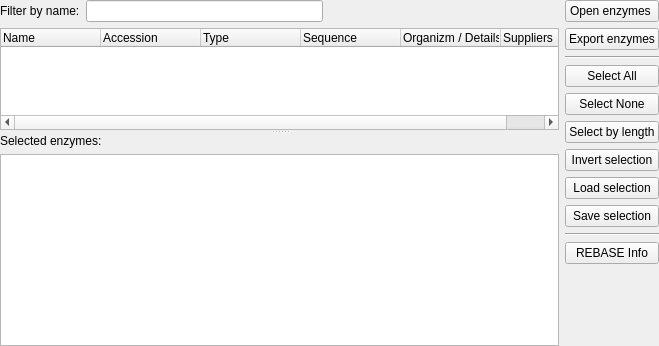
violethaze74/ugene, file src/plugins/enzymes/src/EnzymesSelectorWidget.ui: the form before one commit.
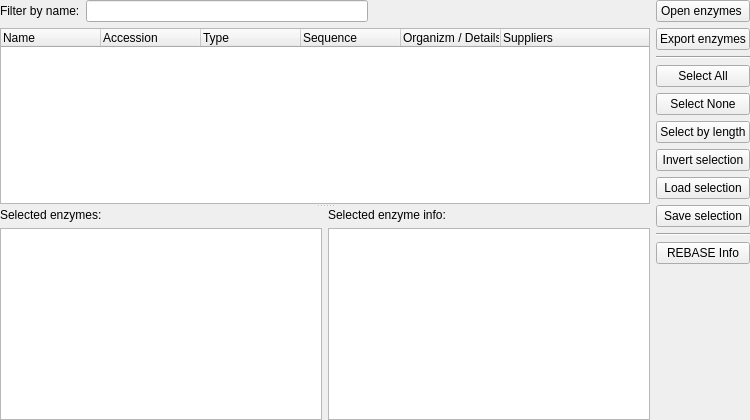
The form after the commit.

What changed in the file:
```diff
--- a/src/plugins/enzymes/src/EnzymesSelectorWidget.ui
+++ b/src/plugins/enzymes/src/EnzymesSelectorWidget.ui
@@ -6,8 +6,8 @@
    <rect>
     <x>0</x>
     <y>0</y>
-    <width>659</width>
-    <height>346</height>
+    <width>750</width>
+    <height>420</height>
    </rect>
   </property>
   <property name="sizePolicy">
@@ -19,15 +19,21 @@
   <property name="windowTitle">
    <string>Select enzymes</string>
   </property>
-  <layout class="QHBoxLayout" name="horizontalLayout_2">
-   <property name="sizeConstraint">
-    <enum>QLayout::SetMinAndMaxSize</enum>
+  <layout class="QHBoxLayout" name="horizontalLayout_3">
+   <property name="leftMargin">
+    <number>0</number>
    </property>
-   <property name="margin" stdset="0">
+   <property name="topMargin">
+    <number>0</number>
+   </property>
+   <property name="rightMargin">
+    <number>0</number>
+   </property>
+   <property name="bottomMargin">
     <number>0</number>
    </property>
    <item>
-    <layout class="QVBoxLayout" name="verticalLayout_2">
+    <layout class="QVBoxLayout" name="verticalLayout_4">
      <item>
       <layout class="QHBoxLayout" name="horizontalLayout">
        <item>
@@ -57,12 +63,6 @@
      </item>
      <item>
       <widget class="QSplitter" name="splitter">
-       <property name="sizePolicy">
-        <sizepolicy hsizetype="MinimumExpanding" vsizetype="Expanding">
-         <horstretch>0</horstretch>
-         <verstretch>0</verstretch>
-        </sizepolicy>
-       </property>
        <property name="orientation">
         <enum>Qt::Vertical</enum>
        </property>
@@ -107,8 +107,10 @@
          </property>
         </column>
        </widget>
-       <widget class="QWidget" name="layoutWidget_2">
-        <layout class="QVBoxLayout" name="verticalLayout">
+       <widget class="QWidget" name="layoutWidget">
+        <layout class="QHBoxLayout" name="horizontalLayout_2">
+         <item>
+          <layout class="QVBoxLayout" name="verticalLayout_2">
          <item>
           <widget class="QLabel" name="label">
            <property name="text">
@@ -121,7 +123,39 @@
            <property name="verticalScrollBarPolicy">
             <enum>Qt::ScrollBarAsNeeded</enum>
            </property>
-          </widget>
+             <property name="readOnly">
+              <bool>true</bool>
+             </property>
+            </widget>
+           </item>
+          </layout>
+         </item>
+         <item>
+          <layout class="QVBoxLayout" name="verticalLayout">
+           <item>
+            <widget class="QLabel" name="label_3">
+             <property name="text">
+              <string>Selected enzyme info:</string>
+             </property>
+            </widget>
+           </item>
+           <item>
+            <widget class="QTextBrowser" name="teSelectedEnzymeInfo">
+             <property name="lineWrapMode">
+              <enum>QTextEdit::NoWrap</enum>
+             </property>
+             <property name="readOnly">
+              <bool>true</bool>
+             </property>
+             <property name="textInteractionFlags">
+              <set>Qt::TextBrowserInteraction</set>
+             </property>
+             <property name="openExternalLinks">
+              <bool>true</bool>
+             </property>
+            </widget>
+           </item>
+          </layout>
          </item>
         </layout>
        </widget>
```
Left out of the diff: 3 changed lines with no effect on the pictures. Lines whose indentation alone changed are shown as unchanged.
